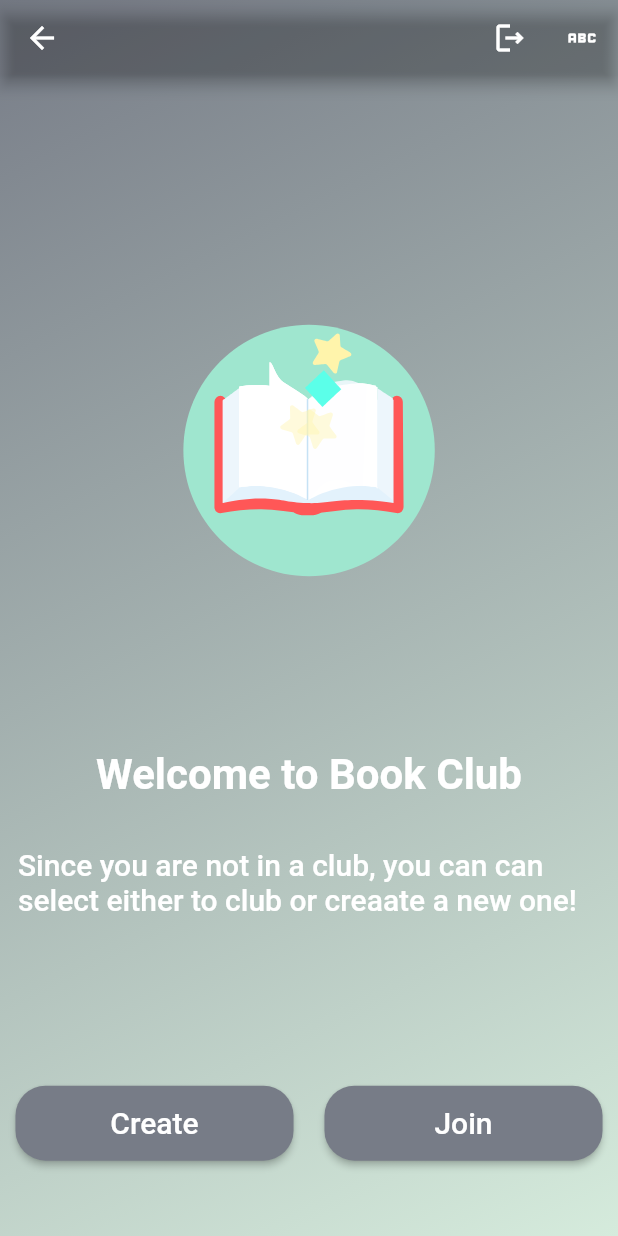
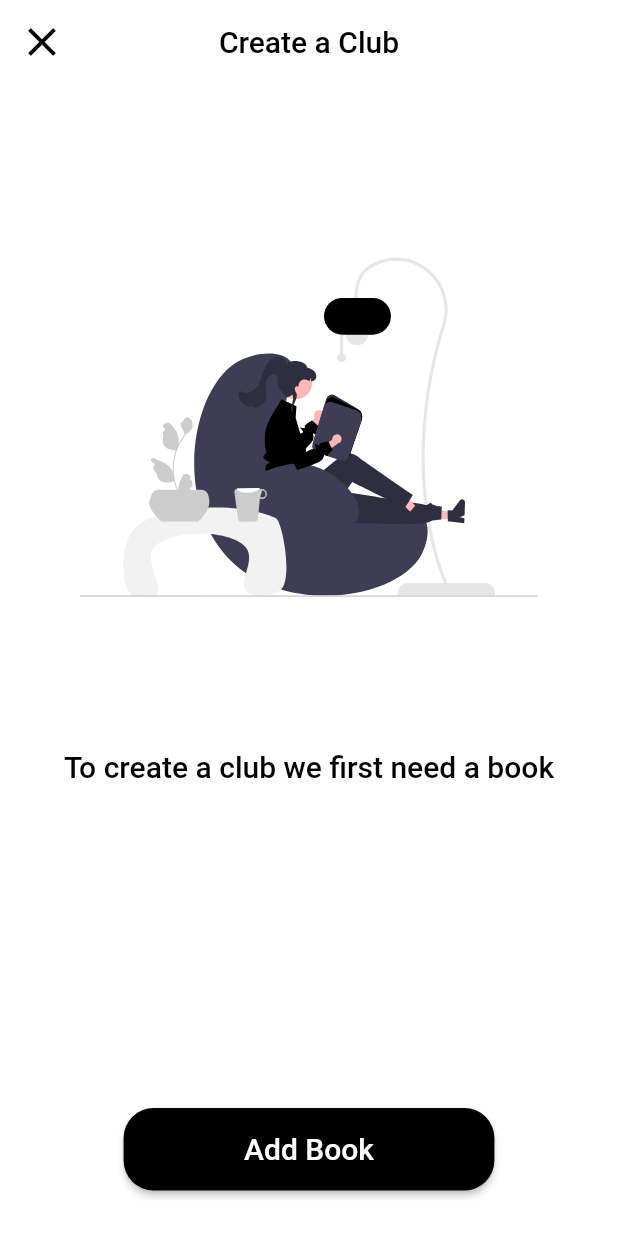
Before and after one commit to BartoszRudnik/book-club, a Flutter app: the NoClubScreen screen opened by its route, after a tap on "Create", on a phone screen of 412 x 824 dp. Run offline on Flutter 3.47's test engine with Material 2 defaults, Android fonts, the light colour scheme and no system bars; our stand-ins replace cloud_firestore, dartz, equatable, firebase_auth, firebase_core, flutter_svg and 3 more; accounts and stored records are empty.

Commit message:
feat: UI of creating new book club

```diff
--- /dev/null
+++ b/lib/screen/add_book_screen.dart
@@ -0,0 +1,93 @@
+import 'package:book_club/utils/const_values.dart';
+import 'package:book_club/utils/routes.dart';
+import 'package:flutter/material.dart';
+import 'package:flutter_svg/flutter_svg.dart';
+
+class AddBookScreen extends StatelessWidget {
+  const AddBookScreen({Key? key}) : super(key: key);
+
+  @override
+  Widget build(BuildContext context) {
+    return Scaffold(
+      appBar: AppBar(
+        leading: IconButton(
+          onPressed: () {
+            Navigator.of(context).pop();
+          },
+          icon: const Icon(
+            Icons.close_outlined,
+            color: Colors.black,
+            size: 32,
+          ),
+        ),
+        title: Text(
+          "Create a Club",
+          style: Theme.of(context).textTheme.headline2!.copyWith(color: Colors.black),
+        ),
+        centerTitle: true,
+        backgroundColor: Colors.white,
+        elevation: 0,
+      ),
+      extendBodyBehindAppBar: true,
+      body: SafeArea(
+        child: Padding(
+          padding: const EdgeInsets.all(16.0),
+          child: Column(
+            mainAxisAlignment: MainAxisAlignment.spaceAround,
+            children: [
+              const Spacer(),
+              Expanded(
+                flex: 7,
+                child: Column(
+                  children: [
+                    Flexible(
+                      flex: 4,
+                      child: SvgPicture.asset(
+                        ConstValues.addBook,
+                      ),
+                    ),
+                    const Spacer(),
+                    Flexible(
+                      flex: 2,
+                      child: Center(
+                        child: Text(
+                          "To create a club we first need a book",
+                          style: Theme.of(context).textTheme.headline2!.copyWith(color: Colors.black),
+                        ),
+                      ),
+                    ),
+                  ],
+                ),
+              ),
+              const Spacer(
+                flex: 2,
+              ),
+              Flexible(
+                flex: 3,
+                child: SizedBox(
+                  width: MediaQuery.of(context).size.width * 0.6,
+                  child: ElevatedButton(
+                    onPressed: () {
+                      Navigator.of(context).pushNamed(
+                        Routes.bookDue,
+                      );
+                    },
+                    child: Padding(
+                      padding: const EdgeInsets.all(16.0),
+                      child: Text(
+                        "Add Book",
+                        style: Theme.of(context).textTheme.headline2!.copyWith(
+                              color: Colors.white,
+                            ),
+                      ),
+                    ),
+                  ),
+                ),
+              ),
+            ],
+          ),
+        ),
+      ),
+    );
+  }
+}
--- a/lib/screen/no_club_screen.dart
+++ b/lib/screen/no_club_screen.dart
@@ -1,4 +1,5 @@
 import 'package:book_club/utils/const_values.dart';
+import 'package:book_club/utils/routes.dart';
 import 'package:book_club/widget/appbar/home_app_bar.dart';
 import 'package:flutter/material.dart';
 import 'package:lottie/lottie.dart';
@@ -56,7 +57,9 @@ class NoClubScreen extends StatelessWidget {
                 children: [
                   SizedBox(
                     child: ElevatedButton(
-                      onPressed: () {},
+                      onPressed: () {
+                        Navigator.of(context).pushNamed(Routes.addClub);
+                      },
                       child: Padding(
                         padding: const EdgeInsets.all(12.0),
                         child: Text(
--- a/lib/utils/const_values.dart
+++ b/lib/utils/const_values.dart
@@ -2,4 +2,8 @@ class ConstValues {
   static String logo = "assets/images/bookclub_logo.png";
   static String resetPasswordLogo = "assets/images/reset_password_logo.png";
   static String bookLottie = "assets/lottie/book.json";
+  static String addBook = "assets/images/add_book.svg";
+  static String time = "assets/images/time.svg";
+  static String clubName = "assets/images/club_name.svg";
+  static String done = "assets/images/done.svg";
 }
--- a/lib/utils/my_theme.dart
+++ b/lib/utils/my_theme.dart
@@ -1,14 +1,13 @@
 import 'package:flutter/material.dart';
 
 class MyTheme {
-  final Color _lightGreen = const Color.fromARGB(255, 213, 235, 220);
-  final Color _lightGrey = const Color.fromARGB(255, 164, 164, 164);
-  final Color _darkerGrey = const Color.fromARGB(255, 119, 124, 135);
+  final Color _darkerGrey = Colors.black;
 
   ThemeData buildTheme() {
     return ThemeData(
-      canvasColor: _lightGreen,
-      primaryColor: _lightGrey,
+      scaffoldBackgroundColor: Colors.white,
+      canvasColor: Colors.white,
+      primaryColor: Colors.black,
       primaryColorDark: _darkerGrey,
       colorScheme: const ColorScheme.dark().copyWith(secondary: _darkerGrey),
       textTheme: textTheme(),
--- a/lib/utils/routes.dart
+++ b/lib/utils/routes.dart
@@ -1,4 +1,8 @@
 import 'package:book_club/screen/auth_screen.dart';
+import 'package:book_club/screen/add_book_screen.dart';
+import 'package:book_club/screen/book_due_screen.dart';
+import 'package:book_club/screen/club_name.dart';
+import 'package:book_club/screen/create_club_screen.dart';
 import 'package:book_club/screen/no_club_screen.dart';
 import 'package:book_club/screen/reset_password_screen.dart';
 import 'package:book_club/widget/sign_up_form.dart';
@@ -8,8 +12,16 @@ class Routes {
   static const String resetPasswordScreen = "/resetPasswordScreen";
   static const String authScreen = "/authScreen";
   static const String noClub = "/noGroup";
+  static const String addClub = "/addClub";
+  static const String bookDue = "/bookDue";
+  static const String clubName = "/clubName";
+  static const String createClub = "/createClub";
 
   static final routes = {
+    createClub: (ctx) => const CreateClubScreen(),
+    clubName: (ctx) => const ClubName(),
+    bookDue: (ctx) => const BookDueScreen(),
+    addClub: (ctx) => const AddBookScreen(),
     resetPasswordScreen: (ctx) => const ResetPasswordScreen(),
     signUpForm: (ctx) => const SignUpForm(),
     authScreen: (ctx) => const AuthScreen(),
--- a/pubspec.yaml
+++ b/pubspec.yaml
@@ -22,6 +22,7 @@ dependencies:
   lottie: ^1.2.2
   cloud_firestore: ^3.1.10
   equatable: ^2.0.3
+  flutter_svg: ^1.0.3
 
 dev_dependencies:
   flutter_test:
@@ -38,7 +39,11 @@ flutter:
   assets:
      - assets/images/bookclub_logo.png
      - assets/images/reset_password_logo.png
+     - assets/images/time.svg
      - assets/lottie/book.json
+     - assets/images/add_book.svg
+     - assets/images/club_name.svg
+     - assets/images/done.svg
   # To add custom fonts to your application, add a fonts section here,
   # in this "flutter" section. Each entry in this list should have a
   # "family" key with the font family name, and a "fonts" key with a
```
Also changed, not shown: lib/screen/book_due_screen.dart (added, +126 -0 lines), lib/screen/club_name.dart (added, +102 -0 lines), lib/screen/create_club_screen.dart (added, +117 -0 lines), assets/images/add_book.svg (added), assets/images/club_name.svg (added), assets/images/done.svg (added), assets/images/time.svg (added), pubspec.lock.
